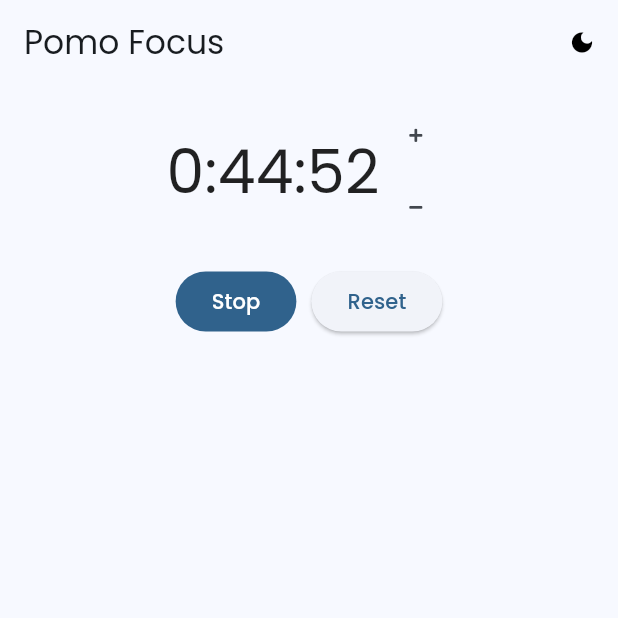
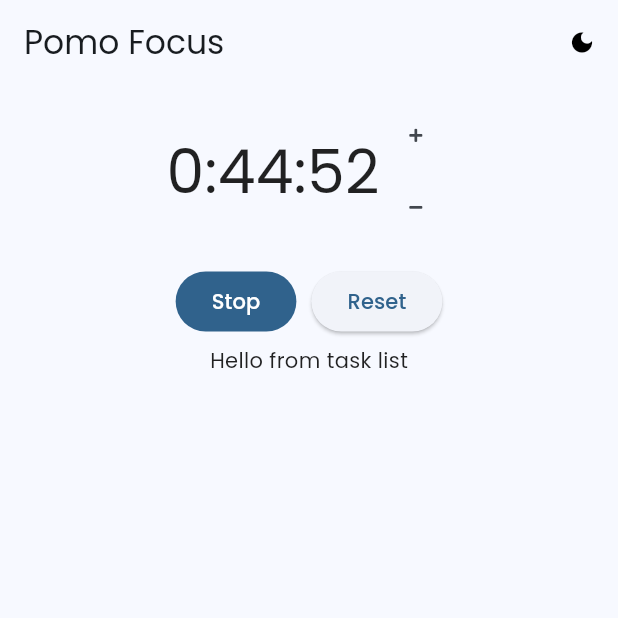
Before and after one commit to zeykafx/flutter_pomodoro_timer_app, a Flutter app: the screen it shows after launch, on a phone screen of 412 x 824 dp, the top half of it. Run offline on Flutter 3.47's test engine with Material 2 defaults, Android fonts, the phone set to English and light mode, and no system bars; our stand-ins replace audioplayers, fluttericon, get, get_storage, google_fonts, styled_widget; missing offline and left inert: audioplayers_web.

Commit message:
added audio notification, started task list

```diff
--- a/lib/Pages/Pomo/pomo.dart
+++ b/lib/Pages/Pomo/pomo.dart
@@ -1,5 +1,6 @@
 import 'dart:async';
 
+import 'package:audioplayers/audioplayers.dart';
 import 'package:flutter/material.dart';
 import 'package:flutter/services.dart';
 import 'package:flutter_pomodoro_timer_app/Pages/Pomo/reset_button.dart';
@@ -19,8 +20,11 @@ class _PomoState extends State<Pomo> {
   int endTimestamp = 0;
   String timeLeftString = "";
   late Timer timer;
+  bool isTimerFinished = false;
 
   int defaultMinutes = 45;
+
+  final AudioPlayer player = AudioPlayer();
 
   @override
   void initState() {
@@ -36,6 +40,9 @@ class _PomoState extends State<Pomo> {
       }
       timer = Timer.periodic(const Duration(milliseconds: 100), (Timer t) {
         updateFormattedTimeLeftString();
+        if (!isTimerFinished) {
+          isTimerFinished = isTimerDone();
+        }
       });
     });
   }
@@ -64,6 +71,8 @@ class _PomoState extends State<Pomo> {
   bool isTimerDone() {
     DateTime timestampDate = getDateTime();
     if (DateTime.now().compareTo(timestampDate) >= 0) {
+      player.play(AssetSource("audio/notification_sound.mp3"));
+      timer.cancel();
       return true;
     } else {
       return false;
--- /dev/null
+++ b/lib/Pages/Pomo/pomo_page.dart
@@ -0,0 +1,17 @@
+import 'package:flutter/material.dart';
+import 'package:flutter_pomodoro_timer_app/Pages/Pomo/pomo.dart';
+import 'package:flutter_pomodoro_timer_app/Pages/Pomo/task_list.dart';
+
+class PomoPage extends StatelessWidget {
+  const PomoPage({Key? key}) : super(key: key);
+
+  @override
+  Widget build(BuildContext context) {
+    return Column(
+      children: const [
+        Pomo(),
+        TaskList(),
+      ],
+    );
+  }
+}
--- a/lib/Pages/Pomo/start_stop_button.dart
+++ b/lib/Pages/Pomo/start_stop_button.dart
@@ -32,7 +32,7 @@ class _StartStopButtonState extends State<StartStopButton> {
         ).copyWith(elevation: ButtonStyleButton.allOrNull(0.0)),
         onPressed: () {
           setState(() {
-            widget.timer.isActive ? stopTimer() : widget.startTimer(stopTimeStamp?.millisecondsSinceEpoch);
+            widget.timer.isActive ? stopTimer() : widget.startTimer(stopTimeStamp != null ? stopTimeStamp?.millisecondsSinceEpoch : DateTime.now().millisecondsSinceEpoch);
             widget.updateFormattedTimeLeftString();
           });
         },
--- /dev/null
+++ b/lib/Pages/Pomo/task_list.dart
@@ -0,0 +1,19 @@
+import 'package:flutter/material.dart';
+
+class TaskList extends StatefulWidget {
+  const TaskList({Key? key}) : super(key: key);
+
+  @override
+  _TaskListState createState() => _TaskListState();
+}
+
+class _TaskListState extends State<TaskList> {
+  @override
+  Widget build(BuildContext context) {
+    return Column(
+      children: [
+        Text("Hello from task list"),
+      ],
+    );
+  }
+}
--- /dev/null
+++ b/lib/generated_plugin_registrant.dart
@@ -0,0 +1,17 @@
+//
+// Generated file. Do not edit.
+//
+
+// ignore_for_file: directives_ordering
+// ignore_for_file: lines_longer_than_80_chars
+// ignore_for_file: depend_on_referenced_packages
+
+import 'package:audioplayers_web/audioplayers_web.dart';
+
+import 'package:flutter_web_plugins/flutter_web_plugins.dart';
+
+// ignore: public_member_api_docs
+void registerPlugins(Registrar registrar) {
+  AudioplayersPlugin.registerWith(registrar);
+  registrar.registerMessageHandler();
+}
--- a/lib/main.dart
+++ b/lib/main.dart
@@ -2,7 +2,7 @@ import 'package:flutter/material.dart';
 import 'package:get/get.dart';
 import 'package:get_storage/get_storage.dart';
 import 'package:google_fonts/google_fonts.dart';
-import 'Pages/Pomo/pomo.dart';
+import 'Pages/Pomo/pomo_page.dart';
 
 main() async {
   await GetStorage.init();
@@ -22,11 +22,18 @@ class _MyAppState extends State<MyApp> {
 
   @override
   void initState() {
+    darkModeEnabled = box.read("DarkMode") ?? true;
+    if (!darkModeEnabled) {
+      Get.changeThemeMode(ThemeMode.dark);
+    }
     super.initState();
-    darkModeEnabled = box.read("DarkMode") ?? false;
-    if (darkModeEnabled) {
-      Get.changeTheme(ThemeData.dark());
-    }
+  }
+
+  void changeDarModeEnabled(bool newVal) {
+    setState(() {
+      darkModeEnabled = newVal;
+      box.write("DarkMode", newVal);
+    });
   }
 
   @override
@@ -47,16 +54,17 @@ class _MyAppState extends State<MyApp> {
         textTheme: GoogleFonts.poppinsTextTheme(ThemeData.dark().textTheme),
       ),
       themeMode: ThemeMode.light,
-      home: SafeArea(top: true, child: Main(title: 'Pomo Focus', darkModeEnabled: darkModeEnabled,)),
+      home: SafeArea(top: true, child: Main(title: 'Pomo Focus', darkModeEnabled: darkModeEnabled, changeDarModeEnabled: changeDarModeEnabled)),
     );
   }
 }
 
 class Main extends StatefulWidget {
-  const Main({Key? key, required this.title, required this.darkModeEnabled}) : super(key: key);
+  const Main({Key? key, required this.title, required this.darkModeEnabled, required this.changeDarModeEnabled}) : super(key: key);
 
   final String title;
   final bool darkModeEnabled;
+  final Function changeDarModeEnabled;
 
   @override
   State<Main> createState() => _MainState();
@@ -77,13 +85,14 @@ class _MainState extends State<Main> {
                 onPressed: () {
                   setState(() {
                     Get.changeThemeMode(Get.isDarkMode ? ThemeMode.light : ThemeMode.dark);
+                    widget.changeDarModeEnabled(Get.isDarkMode);
                   });
                 },
-                icon: widget.darkModeEnabled ? const Icon(Icons.sunny, color: Colors.white, size: 18) : const Icon(Icons.dark_mode, color: Colors.black, size: 18)),
+                icon: widget.darkModeEnabled ? const Icon(Icons.dark_mode, color: Colors.black, size: 18) : const Icon(Icons.sunny, color: Colors.white, size: 18)),
           )
         ],
       ),
-      body: const RepaintBoundary(child: Pomo()),
+      body: const RepaintBoundary(child: PomoPage()),
     );
   }
 }
--- a/pubspec.yaml
+++ b/pubspec.yaml
@@ -34,6 +34,7 @@ dependencies:
   get: ^4.6.5
   styled_widget: ^0.4.0+3
   get_storage: ^2.0.3
+  audioplayers: ^1.0.1
 
   # The following adds the Cupertino Icons font to your application.
   # Use with the CupertinoIcons class for iOS style icons.
@@ -60,6 +61,9 @@ flutter:
   # included with your application, so that you can use the icons in
   # the material Icons class.
   uses-material-design: true
+
+  assets:
+    - assets/audio/notification_sound.mp3
 
   # To add assets to your application, add an assets section, like this:
   # assets:
```
Also changed, not shown: 3 other files.
